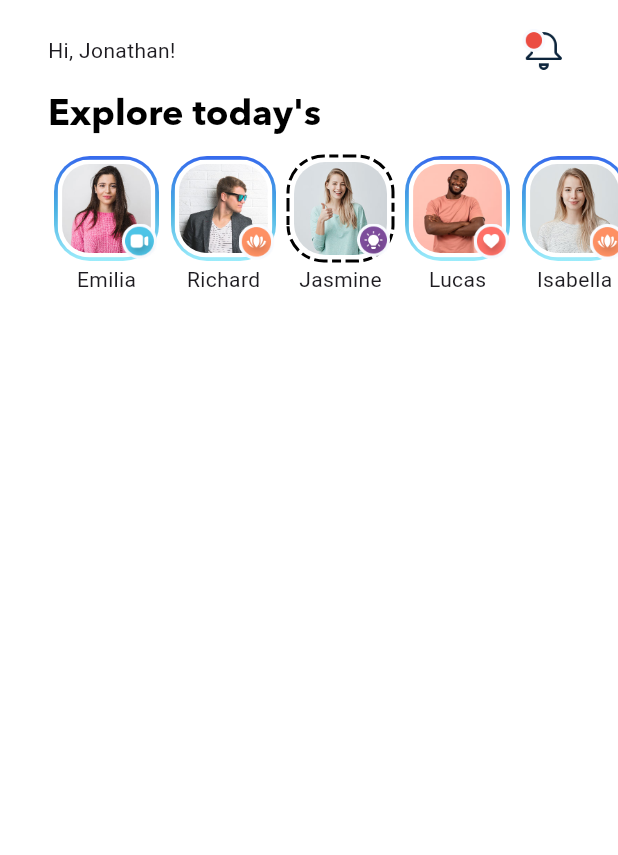
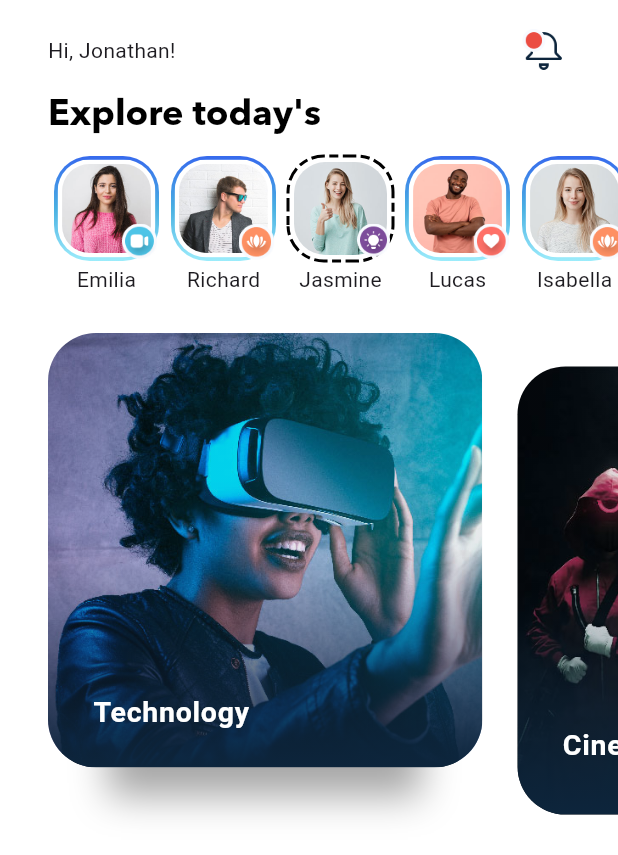
Before and after one commit to NEZHADJAVADALI/flutter_blogClub, a Flutter app: the screen it shows after launch, on a phone screen of 412 x 824 dp. Shown: the top 855 px of the screen. Run offline on Flutter 3.47's test engine with Material 3 defaults, Android fonts, the phone set to English and light mode, and no system bars; drawn by our look-alikes of carousel_slider, dotted_border; Roboto replaces fonts that are missing (Avener).

Commit message:
Implementing the CarouselSlider

```diff
--- a/lib/main.dart
+++ b/lib/main.dart
@@ -1,4 +1,5 @@
 import 'package:blogclub/data.dart';
+import 'package:carousel_slider/carousel_slider.dart';
 import 'package:flutter/material.dart';
 import 'package:dotted_border/dotted_border.dart';
 
@@ -15,32 +16,7 @@ class MyApp extends StatelessWidget {
     return MaterialApp(
       debugShowCheckedModeBanner: false,
       title: 'Flutter Demo',
-      theme: ThemeData(
-        // This is the theme of your application.
-        //
-        // TRY THIS: Try running your application with "flutter run". You'll see
-        // the application has a purple toolbar. Then, without quitting the app,
-        // try changing the seedColor in the colorScheme below to Colors.green
-        // and then invoke "hot reload" (save your changes or press the "hot
-        // reload" button in a Flutter-supported IDE, or press "r" if you used
-        // the command line to start the app).
-        //
-        // Notice that the counter didn't reset back to zero; the application
-        // state is not lost during the reload. To reset the state, use hot
-        // restart instead.
-        //
-        // This works for code too, not just values: Most code changes can be
-        // tested with just a hot reload.
-        colorScheme: ColorScheme.fromSeed(seedColor: Colors.deepPurple),
-        scaffoldBackgroundColor: Colors.white,
-        textTheme: TextTheme(
-          headlineMedium: TextStyle(
-            color: Colors.black,
-            fontWeight: FontWeight.bold,
-            fontFamily: "Avenir",
-          ),
-        ),
-      ),
+      theme: _ThemeConfig.theme(),
       home: MyHomePage(),
     );
   }
@@ -49,6 +25,7 @@ class MyApp extends StatelessWidget {
 class MyHomePage extends StatelessWidget {
   MyHomePage({super.key});
   final List<StoryData> stories = AppDatabase.stories;
+  final categories = AppDatabase.categories;
   @override
   Widget build(BuildContext context) {
     final TextTheme themeData = Theme.of(context).textTheme;
@@ -60,7 +37,46 @@ class MyHomePage extends StatelessWidget {
           child: Column(
             crossAxisAlignment: CrossAxisAlignment.start,
             children: [
-              Padding(
+              _Header(),
+              _Title(themeData: themeData),
+              _ListView(screenWidth: screenWidth, stories: stories),
+              _CategoryCarousel(categories: categories, themeData: themeData),
+            ],
+          ),
+        ),
+      ),
+    );
+  }
+}
+
+class _ThemeConfig {
+  static ThemeData theme() {
+    return ThemeData(
+      colorScheme: ColorScheme.fromSeed(seedColor: Colors.deepPurple),
+      scaffoldBackgroundColor: Colors.white,
+      textTheme: TextTheme(
+        labelMedium: TextStyle(
+          color: Colors.white,
+          fontSize: 19,
+          fontWeight: FontWeight.w700,
+          fontFamily: "Avener",
+        ),
+        headlineMedium: TextStyle(
+          color: Colors.black,
+          fontWeight: FontWeight.bold,
+          fontFamily: "Avenir",
+        ),
+      ),
+    );
+  }
+}
+
+class _Header extends StatelessWidget {
+  const _Header();
+
+  @override
+  Widget build(BuildContext context) {
+    return Padding(
       padding: const EdgeInsets.fromLTRB(32, 16, 32, 10),
       child: Row(
         mainAxisAlignment: MainAxisAlignment.spaceBetween,
@@ -73,29 +89,126 @@ class MyHomePage extends StatelessWidget {
           ),
         ],
       ),
-              ),
-              Padding(
+    );
+  }
+}
+
+class _Title extends StatelessWidget {
+  const _Title({required this.themeData});
+
+  final TextTheme themeData;
+
+  @override
+  Widget build(BuildContext context) {
+    return Padding(
       padding: const EdgeInsets.fromLTRB(32, 0, 32, 10),
       child: Text(
         "Explore today's",
         style: themeData.headlineMedium!.copyWith(fontSize: 24),
       ),
+    );
+  }
+}
+
+class _CategoryCarousel extends StatelessWidget {
+  const _CategoryCarousel({required this.categories, required this.themeData});
+
+  final List<Category> categories;
+  final TextTheme themeData;
+
+  @override
+  Widget build(BuildContext context) {
+    return CarouselSlider.builder(
+      itemCount: categories.length,
+      itemBuilder: (context, index, realIndex) {
+        final category = categories[realIndex];
+        return _CategoryItem(
+          category: category,
+          themeData: themeData,
+          left: realIndex == 0 ? 32 : 8,
+          right: realIndex == categories.length - 1 ? 32 : 8,
+        );
+      },
+      options: CarouselOptions(
+        padEnds: false,
+        scrollDirection: Axis.horizontal,
+        aspectRatio: 1.2,
+        enableInfiniteScroll: false,
+        enlargeCenterPage: true,
+        autoPlay: false,
+        enlargeFactor: 0.3,
+        enlargeStrategy: CenterPageEnlargeStrategy.height,
       ),
-              _ListView(screenWidth: screenWidth, stories: stories),
+    );
+  }
+}
+
+class _CategoryItem extends StatelessWidget {
+  final double left;
+  final double right;
+  const _CategoryItem({
+    required this.category,
+    required this.themeData,
+    required this.left,
+    required this.right,
+  });
+
+  final Category category;
+  final TextTheme themeData;
+
+  @override
+  Widget build(BuildContext context) {
+    return Padding(
+      padding: EdgeInsets.fromLTRB(left, 0, right, 0),
+      child: Stack(
+        children: [
+          Positioned.fill(
+            bottom: 35,
+            left: 40,
+            right: 40,
+            top: 100,
+            child: Container(
+              decoration: BoxDecoration(
+                boxShadow: [
+                  BoxShadow(
+                    blurRadius: 20,
+                    spreadRadius: 0,
+                    color: Color.fromARGB(90, 0, 0, 0),
+                  ),
                 ],
               ),
             ),
+          ),
+          ClipRRect(
+            borderRadius: BorderRadius.circular(32),
+            child: Container(
+              decoration: BoxDecoration(),
+              foregroundDecoration: BoxDecoration(
+                gradient: LinearGradient(
+                  begin: Alignment.bottomCenter,
+                  end: Alignment.center,
+                  colors: [Color(0xff0D253C), Color(0x1A0D253C)],
+                ),
+              ),
+              child: Image.asset(
+                "assets/img/posts/large/${category.imageFileName}",
+                fit: BoxFit.cover,
+              ),
+            ),
+          ),
+          Positioned.fill(
+            top: 240,
+            left: 30,
+            child: Text(category.title, style: themeData.labelMedium),
+          ),
+        ],
       ),
     );
   }
 }
 
 class _ListView extends StatelessWidget {
-  const _ListView({
-    super.key,
-    required this.screenWidth,
-    required this.stories,
-  });
+  const _ListView({required this.screenWidth, required this.stories});
 
   final double screenWidth;
   final List<StoryData> stories;
@@ -123,7 +236,7 @@ class _ListView extends StatelessWidget {
 }
 
 class _Story extends StatelessWidget {
-  const _Story({super.key, required this.story});
+  const _Story({required this.story});
 
   final StoryData story;
 
@@ -192,7 +305,7 @@ class _Story extends StatelessWidget {
 }
 
 class _StoryViewed extends StatelessWidget {
-  _StoryViewed({super.key, required this.story});
+  const _StoryViewed({required this.story});
 
   final StoryData story;
 
@@ -207,7 +320,7 @@ class _StoryViewed extends StatelessWidget {
               DottedBorder(
                 color: Colors.black,
                 strokeWidth: 2,
-                dashPattern: [6,3,9,3],
+                dashPattern: [6, 3, 9, 3],
                 borderType: BorderType.RRect,
                 radius: Radius.circular(24),
                 child: Padding(
--- a/pubspec.yaml
+++ b/pubspec.yaml
@@ -35,6 +35,7 @@ dependencies:
   # Use with the CupertinoIcons class for iOS style icons.
   cupertino_icons: ^1.0.8
   dotted_border: ^2.1.0
+  carousel_slider: ^5.0.0
 
 dev_dependencies:
   flutter_test:
```
Also changed, not shown: pubspec.lock. Lines whose indentation alone changed are shown as unchanged.
